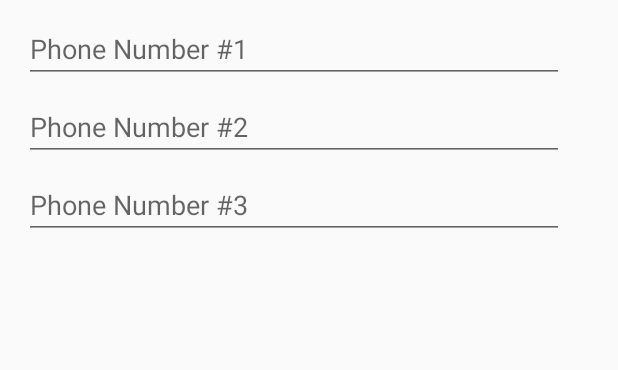
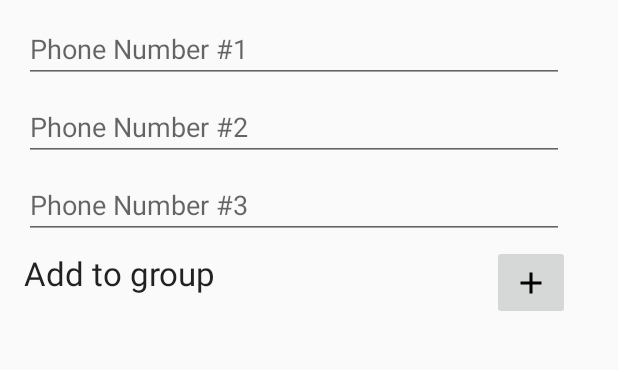
Before and after one commit to saipathuri/3354-Team_Too, an Android app: the EditContactActivity screen opened directly, with no data from a screen before it, on a phone screen of 412 x 824 dp, the part 289-659 px from its top. Run offline under Robolectric (Android 15) with nearby library versions, the phone set to English and light mode, and no system bars; 3 statements that could not run were skipped.

Commit message:
more work on groups

```diff
--- a/App/Contacts/app/build.gradle
+++ b/App/Contacts/app/build.gradle
@@ -54,3 +54,6 @@ dependencies {
 dependencies {
     implementation 'com.android.support:support-v4:26.+'
 }
+dependencies {
+    implementation 'com.android.support.constraint:constraint-layout:+'
+}
--- a/App/Contacts/app/src/main/java/me/saipathuri/contacts/Constants.java
+++ b/App/Contacts/app/src/main/java/me/saipathuri/contacts/Constants.java
@@ -14,4 +14,8 @@ public class Constants {
     public static final String SEARCH_UNSUCCESSFUL = "Search was unsuccessful.";
     public static final int VIEW_ONCLICK = 1;
     public static final int GROUPS_ONCLICK = 2;
+    public static final int GROUPS_ONCLICK_SELECT_GROUP = 10;
+    public static final int GROUPS_ONCLICK_VIEW_GROUP = 11;
+    public static final int REQUEST_CODE_SELECT_GROUP = 101;
+    public static final String SELECTED_GROUP_ID = "selected_group";
 }
--- a/App/Contacts/app/src/main/java/me/saipathuri/contacts/EditContactActivity.java
+++ b/App/Contacts/app/src/main/java/me/saipathuri/contacts/EditContactActivity.java
@@ -21,6 +21,7 @@ import android.view.inputmethod.InputMethodManager;
 import android.widget.Button;
 import android.widget.EditText;
 import android.widget.ImageButton;
+import android.widget.TextView;
 import android.widget.Toast;
 
 import java.io.File;
@@ -35,6 +36,8 @@ public class EditContactActivity extends AppCompatActivity {
     private final String TAG = getClass().getSimpleName();
     private long mId;
     private ImageButton mContactImageButton;
+    private TextView mGroupTextView;
+    private ImageButton mAddGroupImageButton;
     private EditText mContactFirstName;
     private EditText mContactLastName;
     private EditText mContactEmailAddress;
@@ -43,10 +46,12 @@ public class EditContactActivity extends AppCompatActivity {
     private EditText mContactPhoneNumber3;
     private Toolbar mToolbar;
     private Contact mContact;
+    private Group mGroup;
     private Button mDeleteButton;
     private ImageButton mCallButton;
     private ImageButton mSMSButton;
     private Box<Contact> mContactsBox;
+    private Box<Group> mGroupsBox;
     private boolean isInEditMode = false;
     private CoordinatorLayout editContactCoordinatorLayout;
     private Snackbar requiredInfoSnackbar;
@@ -79,6 +84,7 @@ public class EditContactActivity extends AppCompatActivity {
         ab.setDisplayHomeAsUpEnabled(true);
 
         mContactsBox = ((ContactsApp) getApplication()).getBoxStore().boxFor(Contact.class);
+        mGroupsBox = ((ContactsApp) getApplication()).getBoxStore().boxFor(Group.class);;
         mContact = new Contact();
 
         //Get all views in layout
@@ -92,7 +98,8 @@ public class EditContactActivity extends AppCompatActivity {
         mDeleteButton = (Button) findViewById(R.id.btn_edit_contact_delete);
         mCallButton = (ImageButton) findViewById(R.id.btn_view_contact_call);
         mSMSButton = (ImageButton) findViewById(R.id.btn_view_contact_sms);
-
+        mGroupTextView = (TextView) findViewById(R.id.tv_view_contact_group_name);
+        mAddGroupImageButton = (ImageButton) findViewById(R.id.btn_view_add_group);
         editContactCoordinatorLayout = (CoordinatorLayout) findViewById(R.id.coordinator_layout_edit_contact);
 
         //Set snackbar info
@@ -133,7 +140,10 @@ public class EditContactActivity extends AppCompatActivity {
             setEditMode();
             hideDeleteButton();
         }
-
+        if(mContact.groupsRelation.size() != 0){
+            mGroup = (Group) mContact.groupsRelation.toArray()[0];
+            mGroupTextView.setText(mGroup.getGroupName());
+        }
         mCallButton.setOnClickListener(new View.OnClickListener() {
             @Override
             public void onClick(View view) {
@@ -161,6 +171,14 @@ public class EditContactActivity extends AppCompatActivity {
                 }else{
                     needPhoneNumberSnackbar.show();
                 }
+            }
+        });
+
+        mAddGroupImageButton.setOnClickListener(new View.OnClickListener() {
+            @Override
+            public void onClick(View view) {
+                Intent startAddGroupIntent = new Intent(view.getContext(), PickContactForGroupActivity.class);
+                startActivityForResult(startAddGroupIntent, Constants.REQUEST_CODE_SELECT_GROUP);
             }
         });
     }
@@ -261,6 +279,14 @@ public class EditContactActivity extends AppCompatActivity {
             Bitmap imageBitmap = ImageUtils.getBitmapFromPath(this, mContactImageButton, mContact.getPhotoPath());
             mContactImageButton.setImageBitmap(imageBitmap);
         }
+        if (requestCode == Constants.REQUEST_CODE_SELECT_GROUP){
+            //TODO: implement this
+            if(data.hasExtra(Constants.SELECTED_GROUP_ID)) {
+                long id = data.getLongExtra(Constants.SELECTED_GROUP_ID, 0);
+                mGroup = mGroupsBox.get(id);
+                mGroupTextView.setText(mGroup.getGroupName());
+            }
+        }
     }
 
     /**
@@ -270,7 +296,10 @@ public class EditContactActivity extends AppCompatActivity {
     private boolean saveContact() {
         readContactInfoFromFields();
         if(validateFields()) {
+            mGroup.contactsRelation.add(mContact);
+            mContact.groupsRelation.add(mGroup);
             mContactsBox.put(mContact);
+            mGroupsBox.put(mGroup);
             successSnackbar.show();
             return true;
         } else{
@@ -361,6 +390,8 @@ public class EditContactActivity extends AppCompatActivity {
         mDeleteButton.setVisibility(View.INVISIBLE);
         mCallButton.setVisibility(View.VISIBLE);
         mSMSButton.setVisibility(View.VISIBLE);
+        mAddGroupImageButton.setEnabled(false);
+        mAddGroupImageButton.setVisibility(View.INVISIBLE);
         hideDeleteButton();
     }
 
@@ -376,8 +407,10 @@ public class EditContactActivity extends AppCompatActivity {
         mContactPhoneNumber1.setEnabled(true);
         mContactPhoneNumber2.setEnabled(true);
         mContactPhoneNumber3.setEnabled(true);
+        mAddGroupImageButton.setEnabled(true);
         mCallButton.setVisibility(View.INVISIBLE);
         mSMSButton.setVisibility(View.INVISIBLE);
+        mAddGroupImageButton.setVisibility(View.VISIBLE);
 
         showDeleteButton();
         isInEditMode = true;
--- a/App/Contacts/app/src/main/java/me/saipathuri/contacts/GroupsFragment.java
+++ b/App/Contacts/app/src/main/java/me/saipathuri/contacts/GroupsFragment.java
@@ -49,7 +49,7 @@ public class GroupsFragment extends Fragment implements AddGroupDialogFragment.A
         mContactsBox = ((ContactsApp) getActivity().getApplication()).getBoxStore().boxFor(Contact.class);
         mGroupsBox = ((ContactsApp) getActivity().getApplication()).getBoxStore().boxFor(Group.class);
         groups = new ArrayList(mGroupsBox.getAll());
-        mAdapter = new GroupsListAdapter(groups);
+        mAdapter = new GroupsListAdapter(groups, Constants.GROUPS_ONCLICK_VIEW_GROUP);
 
     }
 
--- a/App/Contacts/app/src/main/res/layout/activity_edit_contact.xml
+++ b/App/Contacts/app/src/main/res/layout/activity_edit_contact.xml
@@ -26,10 +26,8 @@
             android:id="@+id/et_edit_contact_phone_number_3"
             android:layout_width="360dp"
             android:layout_height="44dp"
-            android:layout_marginEnd="8dp"
             android:layout_marginLeft="16dp"
             android:layout_marginRight="8dp"
-            android:layout_marginStart="16dp"
             android:layout_marginTop="8dp"
             android:ems="10"
             android:hint="Phone Number #3"
@@ -121,12 +119,34 @@
             app:layout_constraintRight_toRightOf="parent"
             app:layout_constraintTop_toBottomOf="@+id/ib_edit_contact" />
 
+        <TextView
+            android:id="@+id/tv_view_contact_group_name"
+            android:layout_width="308dp"
+            android:layout_height="44dp"
+            android:layout_marginStart="16dp"
+            android:layout_marginTop="8dp"
+            android:textAppearance="@android:style/TextAppearance.Material.Large"
+            app:layout_constraintStart_toStartOf="parent"
+            app:layout_constraintTop_toBottomOf="@+id/et_edit_contact_phone_number_3"
+            android:text="Add to group"/>
+
+        <ImageButton
+            android:id="@+id/btn_view_add_group"
+            android:layout_width="52dp"
+            android:layout_height="50dp"
+            android:layout_marginStart="4dp"
+            android:layout_marginTop="4dp"
+            app:layout_constraintStart_toEndOf="@+id/tv_view_contact_group_name"
+            app:layout_constraintTop_toBottomOf="@+id/et_edit_contact_phone_number_3"
+            app:srcCompat="@drawable/ic_add_white_24dp" />
+
         <Button
             android:id="@+id/btn_edit_contact_delete"
             android:layout_width="wrap_content"
             android:layout_height="wrap_content"
             android:layout_marginLeft="8dp"
             android:layout_marginRight="8dp"
+            android:layout_marginTop="68dp"
             android:text="Delete"
             app:layout_constraintLeft_toLeftOf="parent"
             app:layout_constraintRight_toRightOf="parent"
@@ -138,8 +158,9 @@
             android:layout_height="50dp"
             android:layout_marginEnd="8dp"
             android:layout_marginStart="8dp"
+            android:layout_marginTop="68dp"
             app:layout_constraintEnd_toStartOf="@+id/btn_view_contact_sms"
-            app:layout_constraintHorizontal_bias="0.427"
+            app:layout_constraintHorizontal_bias="0.466"
             app:layout_constraintStart_toStartOf="parent"
             app:layout_constraintTop_toBottomOf="@+id/et_edit_contact_phone_number_3"
             app:srcCompat="@android:drawable/ic_menu_call" />
@@ -149,6 +170,7 @@
             android:layout_width="52dp"
             android:layout_height="50dp"
             android:layout_marginEnd="84dp"
+            android:layout_marginTop="68dp"
             app:layout_constraintEnd_toEndOf="parent"
             app:layout_constraintTop_toBottomOf="@+id/et_edit_contact_phone_number_3"
             app:srcCompat="@android:drawable/ic_dialog_email" />
--- a/App/Contacts/app/src/main/res/values/strings.xml
+++ b/App/Contacts/app/src/main/res/values/strings.xml
@@ -8,4 +8,5 @@
     <string name="tab_text_2">Groups</string>
     <string name="tab_text_3">Search</string>
     <string name="action_settings">Settings</string>
+    <string name="title_activity_pick_contact_for_group">PIckContactForGroupActivity</string>
 </resources>
```
Also changed, not shown: App/Contacts/app/src/main/AndroidManifest.xml (+9 -0 lines), App/Contacts/app/src/main/java/me/saipathuri/contacts/EditGroupActivity.java (+225 -225 lines), App/Contacts/app/src/main/java/me/saipathuri/contacts/GroupsListAdapter.java (+37 -13 lines), App/Contacts/app/src/main/java/me/saipathuri/contacts/PickContactForGroupActivity.java (added, +50 -0 lines), App/Contacts/app/src/main/res/layout/activity_pick_contact_for_group.xml (added, +14 -0 lines), 2 other files.
